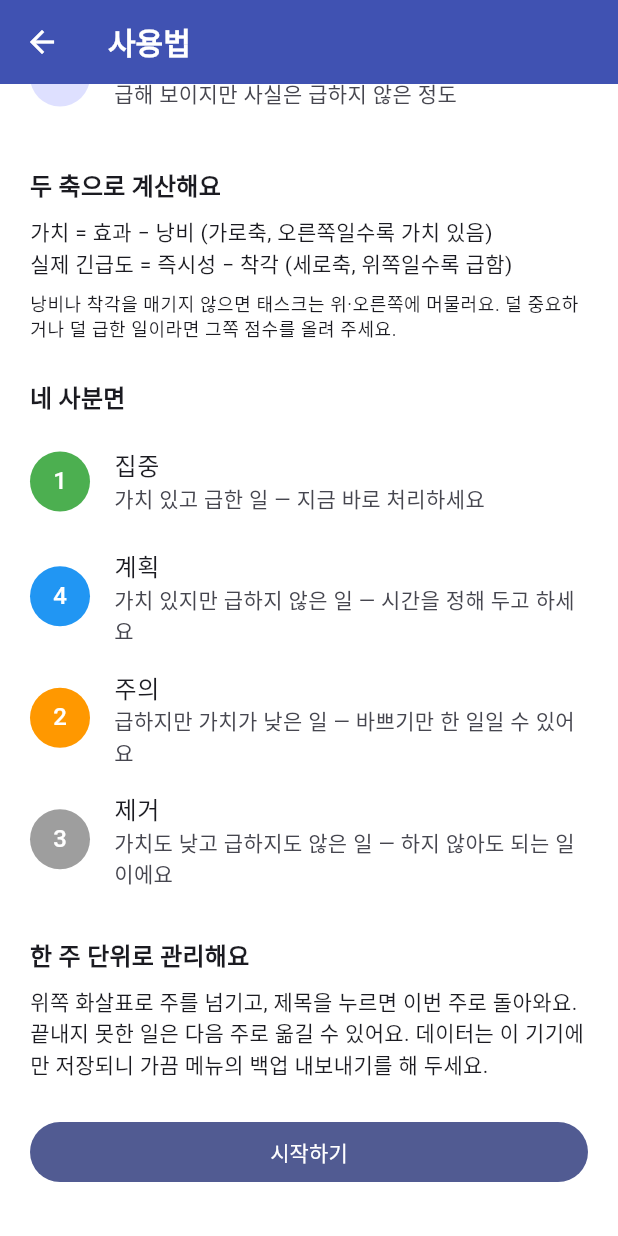
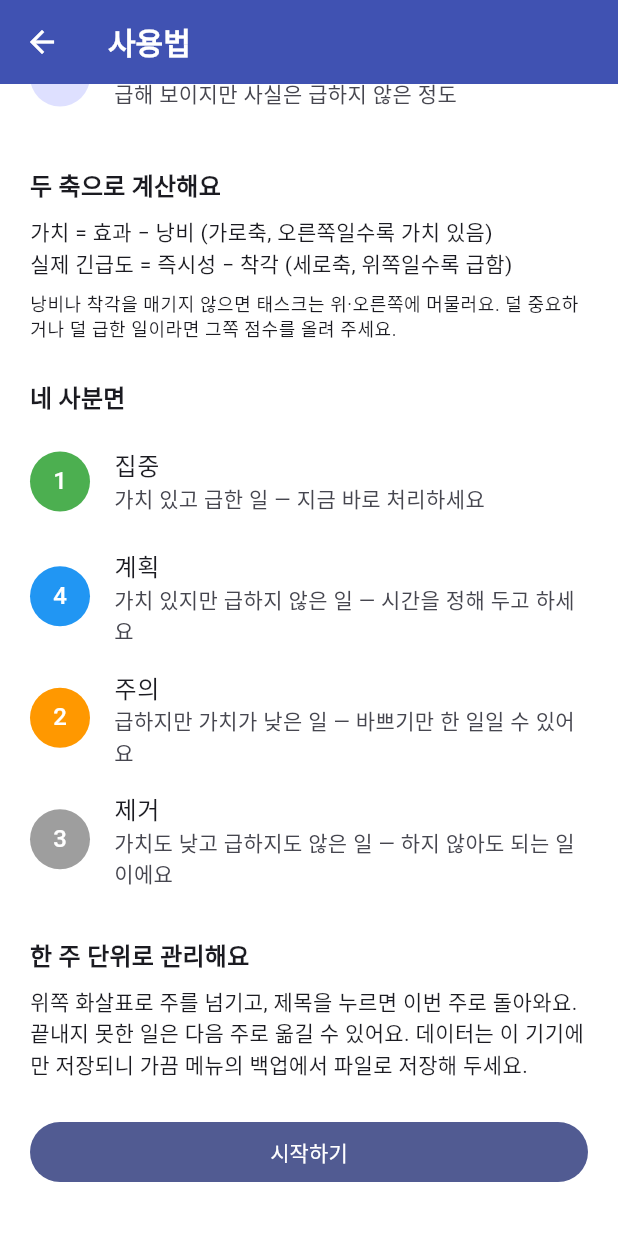
Before and after one commit to hansang-lee/quadranti, a Flutter app: the GuideScreen screen opened directly, scrolled down 322 dp, on a phone screen of 412 x 824 dp. Run offline on Flutter 3.47's test engine with Material 3 defaults, Android fonts, the phone set to English and light mode, and no system bars; our stand-ins replace file_picker, flutter_svg, hive_ce, hive_ce_flutter; accounts and stored records are empty; Roboto replaces fonts that are missing (IBMPlexSansKR).

Commit message:
fix: sign-out clears snackbars; guide names the current backup menu
Found by the backup scenario: the first user's '클립보드에 복사했습니다'
snackbar outlived sign-out and covered the next user's 시작하기 button
on the guide, so the tap went to the snackbar. Sign-out now clears
snackbars. The guide still pointed at '백업 내보내기', a menu item that
became 메뉴 → 백업 → 파일로 저장.

Co-Authored-By: Claude Opus 5.5 <noreply@anthropic.com>
Claude-Session: https://claude.ai/code/session_01PVkcdcJFZJ1vngzwFMkUaQ

```diff
--- a/lib/screens/guide_screen.dart
+++ b/lib/screens/guide_screen.dart
@@ -55,7 +55,7 @@ class GuideScreen extends StatelessWidget {
           heading('한 주 단위로 관리해요'),
           const Text('위쪽 화살표로 주를 넘기고, 제목을 누르면 이번 주로 돌아와요. '
               '끝내지 못한 일은 다음 주로 옮길 수 있어요. '
-              '데이터는 이 기기에만 저장되니 가끔 메뉴의 백업 내보내기를 해 두세요.'),
+              '데이터는 이 기기에만 저장되니 가끔 메뉴의 백업에서 파일로 저장해 두세요.'),
           const SizedBox(height: 24),
           FilledButton(
             key: const Key('guideDone'),
--- a/lib/screens/home_screen.dart
+++ b/lib/screens/home_screen.dart
@@ -75,6 +75,9 @@ class _HomeScreenState extends State<HomeScreen> {
       case _MenuAction.backup:
         await showBackupSheet(context);
       case _MenuAction.signOut:
+        // A message about this user's tasks must not follow onto the next
+        // user's screens (and cover their buttons).
+        messenger.clearSnackBars();
         await context.read<AuthProvider>().signOut();
     }
   }
```
